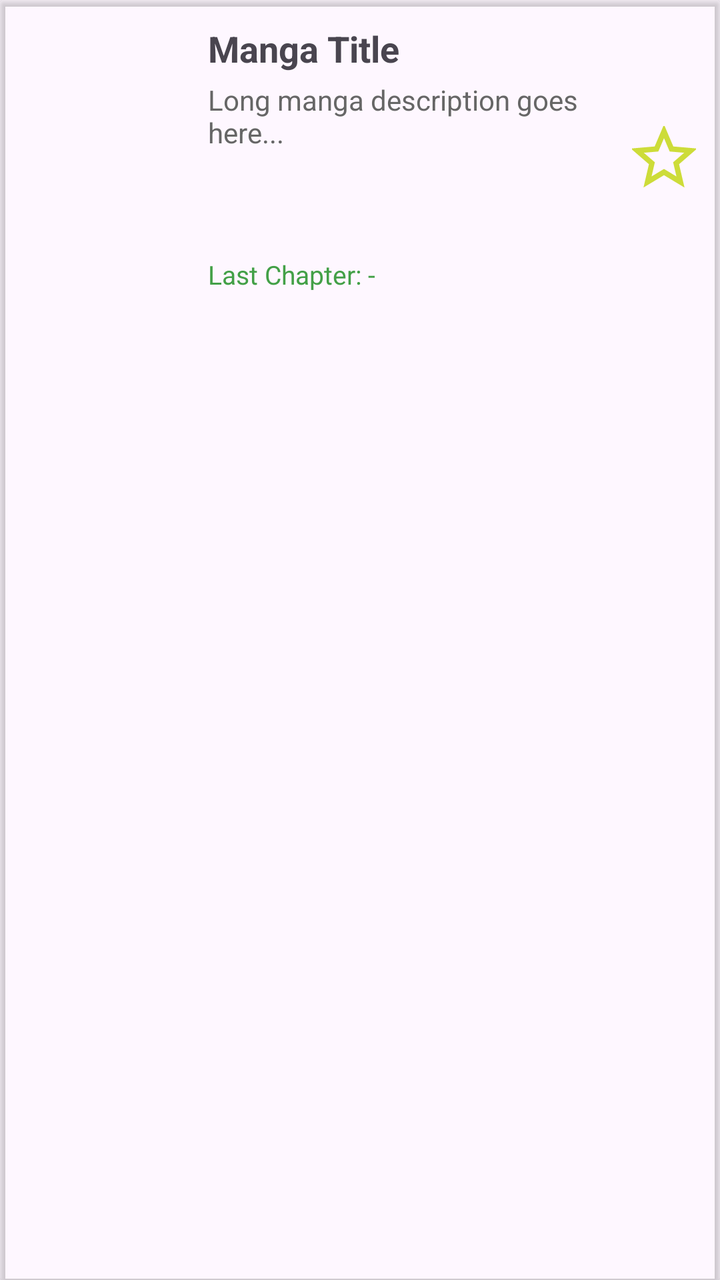
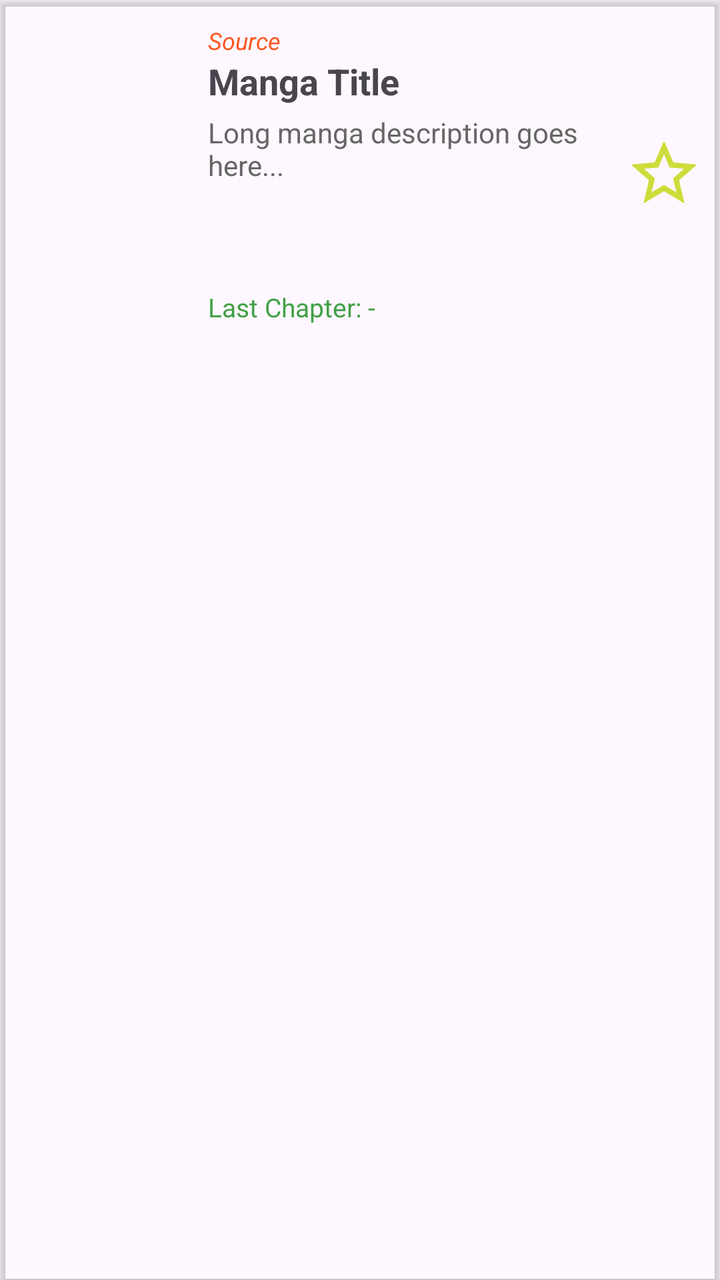

Compare the two renders of this Android layout. The source of the first and the diff that turns it into the second are given below.
<!-- AndroidManifest.xml: application theme Theme.MangaV5 -->
<!-- res/layout/activity_manga_item.xml -->
<androidx.cardview.widget.CardView
    xmlns:android="http://schemas.android.com/apk/res/android"
    xmlns:app="http://schemas.android.com/apk/res-auto"
    android:layout_width="match_parent"
    android:layout_height="wrap_content"
    android:layout_margin="8dp"
    app:cardBackgroundColor="@android:color/transparent">

    <LinearLayout
        android:layout_width="match_parent"
        android:layout_height="wrap_content"
        android:orientation="horizontal"
        android:padding="12dp"
        android:gravity="center_vertical"
        android:background="@android:color/transparent">

        
        <ImageView
            android:id="@+id/mangaCoverImage"
            android:layout_width="80dp"
            android:layout_height="110dp"
            android:scaleType="centerCrop"
            android:contentDescription="Manga Cover" />

        
        <LinearLayout
            android:layout_width="0dp"
            android:layout_height="wrap_content"
            android:layout_weight="1"
            android:orientation="vertical"
            android:layout_marginStart="12dp">

            
            <TextView
                android:id="@+id/mangaTitle"
                android:layout_width="match_parent"
                android:layout_height="wrap_content"
                android:text="Manga Title"
                android:textSize="18sp"
                android:textStyle="bold"
                android:ellipsize="end"
                android:maxLines="1" />

            
            <androidx.core.widget.NestedScrollView
                android:layout_width="match_parent"
                android:layout_height="80dp"
                android:fillViewport="true"
                android:overScrollMode="ifContentScrolls"
                android:scrollbars="vertical"
                android:layout_marginTop="4dp">

                <TextView
                    android:id="@+id/mangaDescription"
                    android:layout_width="match_parent"
                    android:layout_height="wrap_content"
                    android:text="Long manga description goes here..."
                    android:textColor="#666"
                    android:textSize="14sp" />

            </androidx.core.widget.NestedScrollView>

            
            <TextView
                android:id="@+id/lastChapter"
                android:layout_width="match_parent"
                android:layout_height="wrap_content"
                android:text="Last Chapter: -"
                android:textColor="#43A047"
                android:textSize="13sp"
                android:ellipsize="end"
                android:maxLines="1"
                android:layout_marginTop="8dp"
                android:clickable="true"
                android:focusable="true" />
        </LinearLayout>

        
        <ImageView
            android:id="@+id/bookmarkStar"
            android:layout_width="32dp"
            android:layout_height="32dp"
            android:layout_marginStart="12dp"
            android:src="@drawable/ic_star_border"
            android:clickable="true"
            android:focusable="true"
            android:contentDescription="Bookmark" />
    </LinearLayout>

</androidx.cardview.widget.CardView>
<!-- resources referenced by this layout -->
<resources>
  <!-- drawable ic_star_border (drawable) -->
  <vector xmlns:android="http://schemas.android.com/apk/res/android"
      android:width="24dp"
      android:height="24dp"
      android:viewportWidth="24"
      android:viewportHeight="24">
  
      <path
          android:fillColor="#FF000000"
          android:pathData="M22,9.24l-7.19,-0.62L12,2 9.19,8.62 2,9.24 7.46,13.97 5.82,21 12,17.27 18.18,21 16.54,13.97z"
          android:fillAlpha="0"
          android:strokeColor="#CDDC39"
          android:strokeWidth="2"/>
  </vector>
  <style name="Theme.MangaV5" parent="Theme.MaterialComponents.DayNight.DarkActionBar">
          
          <item name="colorPrimary">@color/purple_500</item>
          <item name="colorPrimaryVariant">@color/purple_700</item>
          <item name="colorOnPrimary">@color/white</item>
          
          <item name="colorSecondary">@color/teal_200</item>
          <item name="colorSecondaryVariant">@color/teal_700</item>
          <item name="colorOnSecondary">@color/black</item>
          
          <item name="android:statusBarColor">?attr/colorPrimaryVariant</item>
          
      </style>
  <color name="purple_500">#FF6200EE</color>
  <color name="purple_700">#FF3700B3</color>
  <color name="white">#FFFFFFFF</color>
  <color name="teal_200">#FF03DAC5</color>
  <color name="teal_700">#FF018786</color>
  <color name="black">#FF000000</color>
</resources>

<!-- the commit's change to res/layout/activity_manga_item.xml (unified diff, before → after) -->
@@ -23,12 +23,25 @@
             android:contentDescription="Manga Cover" />
 
         
+        
         <LinearLayout
             android:layout_width="0dp"
             android:layout_height="wrap_content"
             android:layout_weight="1"
             android:orientation="vertical"
             android:layout_marginStart="12dp">
+
+            
+            <TextView
+                android:id="@+id/mangaSource"
+                android:layout_width="match_parent"
+                android:layout_height="wrap_content"
+                android:text="Source"
+                android:textSize="12sp"
+                android:textColor="#FF5722"
+                android:textStyle="italic"
+                android:ellipsize="end"
+                android:maxLines="1" />
 
             
             <TextView
@@ -75,6 +88,7 @@
                 android:focusable="true" />
         </LinearLayout>
 
+
         
         <ImageView
             android:id="@+id/bookmarkStar"
